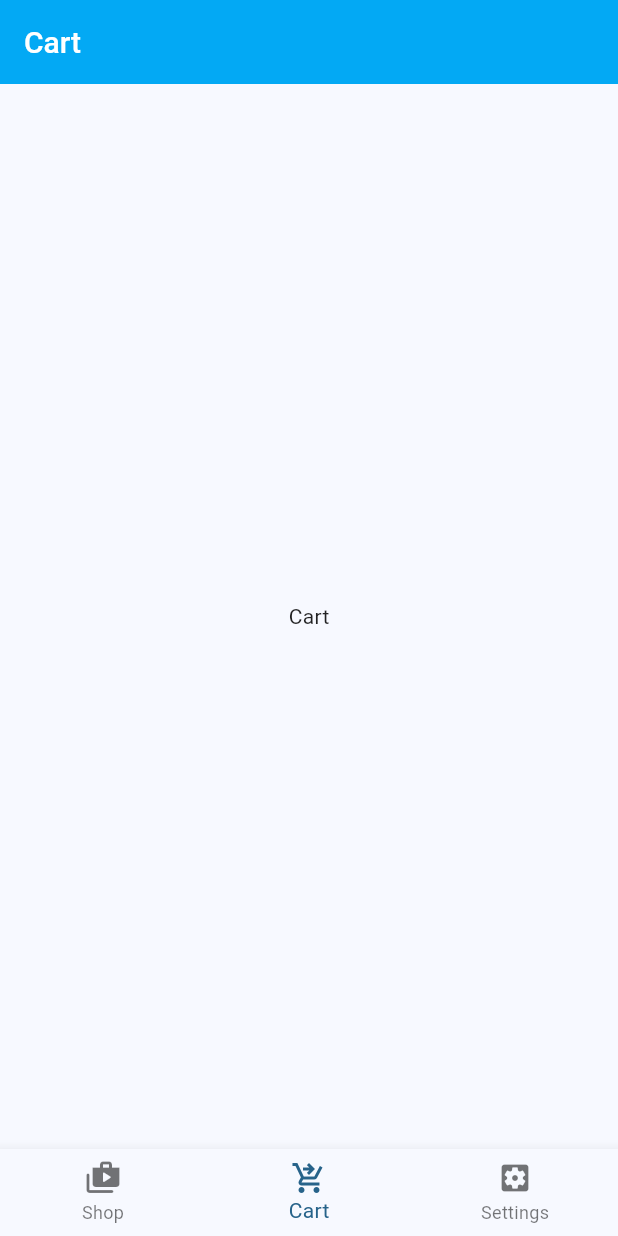
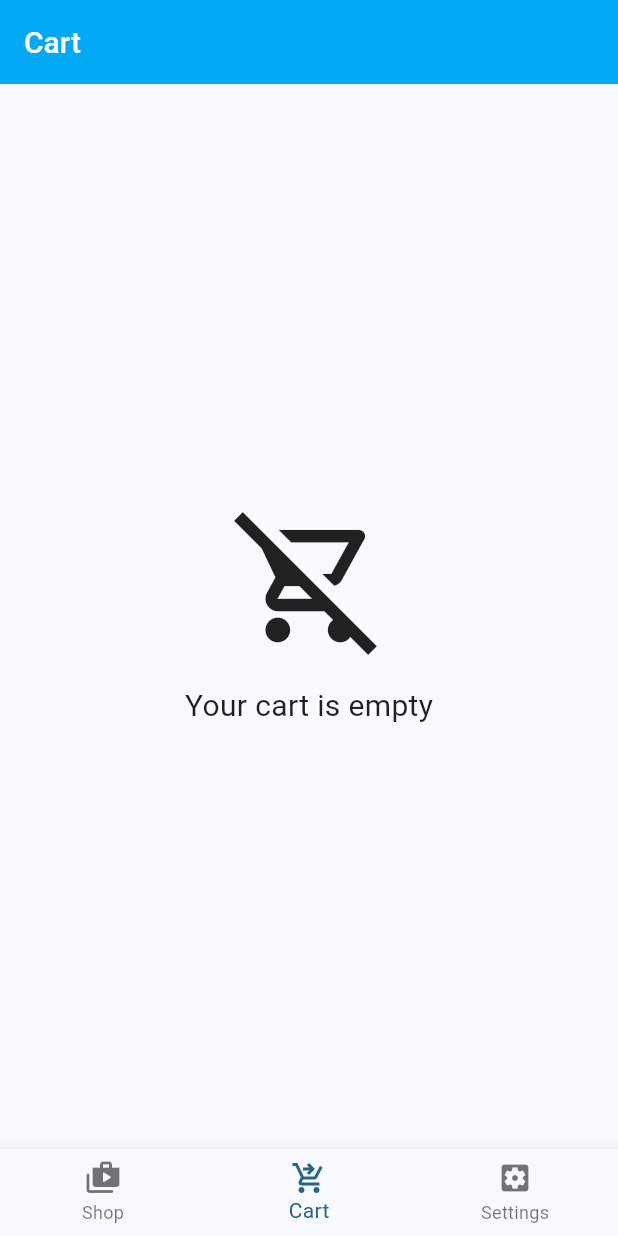
Before and after one commit to vukjeli/flutter_academy_online_shop, a Flutter app: the CartScreen screen opened by its route, on a phone screen of 412 x 824 dp. Run offline on Flutter 3.47's test engine with Material 2 defaults, Android fonts, the phone set to English and light mode, and no system bars; drawn by our look-alikes of badges; our stand-ins replace dio, flutter_mobx, get_it, go_router, google_fonts, mobx and 1 more; generated files the repository leaves out were written again; network calls fail.

Commit message:
Add carts page

```diff
--- a/lib/domain/models/shopping_cart.dart
+++ b/lib/domain/models/shopping_cart.dart
@@ -1 +1 @@
-typedef ShoppingCartItemRecord = ({int id, int amount});
+typedef ShoppingCartItemRecord = ({int id, int amount, num itemPrice});
--- a/lib/l10n/app_en.arb
+++ b/lib/l10n/app_en.arb
@@ -10,5 +10,6 @@
   "addToCart" : "Add to cart",
   "addToCartSuccess": "Products were added to cart",
   "total": "Total",
-  "payNow": "Pay Now"
+  "payNow": "Pay Now",
+  "emptyCartMessage": "Your cart is empty"
 }
--- a/lib/l10n/app_rs.arb
+++ b/lib/l10n/app_rs.arb
@@ -11,5 +11,6 @@
     "addToCart": "Dodaj u korpu",
     "addToCartSuccess": "Proizvod je dodat u korpu",
     "total": "Ukupno",
-    "payNow": "Plati"
+    "payNow": "Plati",
+    "emptyCartMessage": "Vasa korpa je prazna"
 }
--- a/lib/presentation/screens/cart_screen.dart
+++ b/lib/presentation/screens/cart_screen.dart
@@ -1,8 +1,15 @@
 import 'package:flutter/material.dart';
+import 'package:flutter_mobx/flutter_mobx.dart';
+
 import 'package:flutter_gen/gen_l10n/app_localizations.dart';
+import 'package:flutter_academy_online_shop/di/di.dart';
+import 'package:flutter_academy_online_shop/presentation/store/shop_store.dart';
+import 'package:flutter_academy_online_shop/presentation/widgets/shopping_cart_item.dart';
 
 class CartScreen extends StatelessWidget {
-  const CartScreen({super.key});
+  CartScreen({super.key});
+
+  final _store = DI.get<ShopStore>();
 
   @override
   Widget build(final BuildContext context) {
@@ -14,9 +21,96 @@ class CartScreen extends StatelessWidget {
         ),
       ),
       body: Container(
-        padding: const EdgeInsets.symmetric(horizontal: 20),
-        child: Center(
-          child: Text(AppLocalizations.of(context)!.cartPageTitle),
+        padding: const EdgeInsets.all(20),
+        width: double.infinity,
+        child: Observer(
+          builder: (BuildContext context) {
+            if (_store.shoppingCart.isNotEmpty) {
+              final totalPrice = _store.shoppingCart.fold(
+                  0,
+                  (num prev, element) =>
+                      prev + element.itemPrice * element.amount);
+
+              return Column(
+                children: [
+                  Expanded(
+                    child: ListView.separated(
+                      itemCount: _store.shoppingCart.length,
+                      separatorBuilder: (BuildContext context, int index) =>
+                          const SizedBox(
+                        height: 10,
+                      ),
+                      itemBuilder: (context, index) {
+                        final item = _store.shoppingCart[index];
+                        final product = _store.allProducts.firstWhere(
+                            (product) =>
+                                product.id == _store.shoppingCart[index].id);
+
+                        return ShoppingCartItem(
+                          id: item.id,
+                          counter: item.amount,
+                          title: product.title,
+                          imageUrl: product.image,
+                          itemIndex: index,
+                        );
+                      },
+                    ),
+                  ),
+                  Padding(
+                    padding: const EdgeInsets.only(top: 20),
+                    child: Row(
+                      mainAxisAlignment: MainAxisAlignment.spaceBetween,
+                      crossAxisAlignment: CrossAxisAlignment.start,
+                      children: [
+                        Column(
+                          crossAxisAlignment: CrossAxisAlignment.start,
+                          children: [
+                            Text(
+                              AppLocalizations.of(context)!.total,
+                              style: const TextStyle(fontSize: 18),
+                            ),
+                            Text('\$${totalPrice.toStringAsFixed(2)}',
+                                style: const TextStyle(fontSize: 24)),
+                          ],
+                        ),
+                        FilledButton(
+                          onPressed: () {},
+                          style: ButtonStyle(
+                            fixedSize: MaterialStateProperty.all(
+                              const Size.fromHeight(60),
+                            ),
+                          ),
+                          child: Text(
+                            AppLocalizations.of(context)!.payNow,
+                            style: const TextStyle(
+                              fontSize: 22,
+                            ),
+                          ),
+                        ),
+                      ],
+                    ),
+                  ),
+                ],
+              );
+            }
+
+            return Column(
+              mainAxisAlignment: MainAxisAlignment.center,
+              children: [
+                const Padding(
+                  padding: EdgeInsets.only(bottom: 20),
+                  child: Icon(
+                    Icons.remove_shopping_cart_outlined,
+                    size: 100,
+                  ),
+                ),
+                Text(
+                  AppLocalizations.of(context)!.emptyCartMessage,
+                  style: const TextStyle(fontSize: 20),
+                ),
+              ],
+            );
+          },
         ),
       ),
     );
--- a/lib/presentation/screens/shop_screen.dart
+++ b/lib/presentation/screens/shop_screen.dart
@@ -11,9 +11,9 @@ class ShopScreen extends StatelessWidget {
   ShopScreen({super.key});
 
   final _store = DI.get<ShopStore>();
+
   @override
   Widget build(final BuildContext context) {
-    print(_store.selectedCategory);
     return Scaffold(
       appBar: AppBar(
         title: Text(
--- a/lib/presentation/widgets/bottom_navigation_scaffold.dart
+++ b/lib/presentation/widgets/bottom_navigation_scaffold.dart
@@ -1,5 +1,10 @@
 import 'package:flutter/material.dart';
 import 'package:go_router/go_router.dart';
+import 'package:badges/badges.dart' as badges;
+import 'package:flutter_mobx/flutter_mobx.dart';
+
+import 'package:flutter_academy_online_shop/di/di.dart';
+import 'package:flutter_academy_online_shop/presentation/store/shop_store.dart';
 
 class BottomNavigationScaffold extends StatefulWidget {
   const BottomNavigationScaffold({super.key, required this.navigationShell});
@@ -12,18 +17,38 @@ class BottomNavigationScaffold extends StatefulWidget {
 }
 
 class _BottomNavigationScaffoldState extends State<BottomNavigationScaffold> {
+  final _store = DI.get<ShopStore>();
+
   @override
   Widget build(BuildContext context) {
     return Scaffold(
       body: widget.navigationShell,
       bottomNavigationBar: BottomNavigationBar(
         type: BottomNavigationBarType.fixed,
-        items: const [
-          BottomNavigationBarItem(
+        items: [
+          const BottomNavigationBarItem(
               icon: Icon(Icons.shop_2_rounded), label: 'Shop'),
           BottomNavigationBarItem(
-              icon: Icon(Icons.shopping_cart_checkout), label: 'Cart'),
-          BottomNavigationBarItem(
+              icon: Observer(
+                builder: (BuildContext context) {
+                  final numOfItems = _store.shoppingCart.fold(
+                    0,
+                    (previousValue, element) => previousValue + element.amount,
+                  );
+
+                  return badges.Badge(
+                    showBadge: numOfItems > 0,
+                    badgeContent: Text(
+                      "$numOfItems",
+                      style: const TextStyle(color: Colors.white),
+                    ),
+                    position: badges.BadgePosition.topEnd(top: -15, end: -12),
+                    child: const Icon(Icons.shopping_cart_checkout),
+                  );
+                },
+              ),
+              label: 'Cart'),
+          const BottomNavigationBarItem(
               icon: Icon(Icons.settings_applications), label: 'Settings'),
         ],
         currentIndex: widget.navigationShell.currentIndex,
--- a/pubspec.yaml
+++ b/pubspec.yaml
@@ -7,6 +7,8 @@ environment:
   sdk: '>=3.1.4 <4.0.0'
 
 dependencies:
+  badges: ^3.1.2
+  connectivity_plus: ^5.0.1
   dio: ^5.3.3
   flutter:
     sdk: flutter
```
Also changed, not shown: lib/presentation/screens/details_screen.dart (+6 -11 lines), lib/presentation/store/shop_store.dart (+13 -3 lines), lib/presentation/widgets/product_image.dart (added, +30 -0 lines), lib/presentation/widgets/product_list_item.dart (+6 -5 lines), lib/presentation/widgets/shopping_cart_item.dart (added, +97 -0 lines), lib/presentation/store/shop_store.g.dart, 2 other files.
